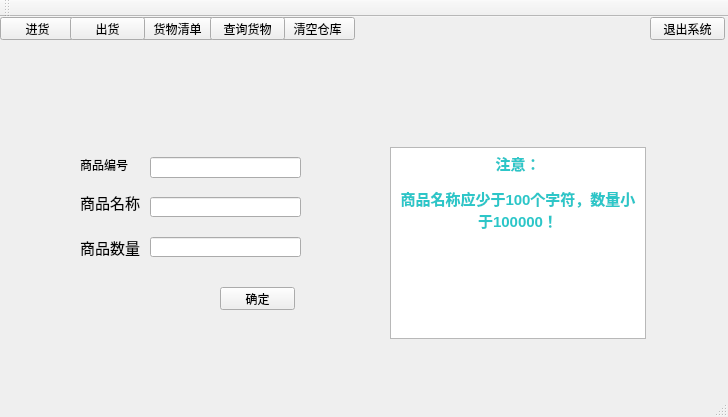
This is code/GUI-version/code/mainwindow.ui in chengwenwu/warehouse-manage-system as Qt 5 draws it before an edit. The edited form follows.
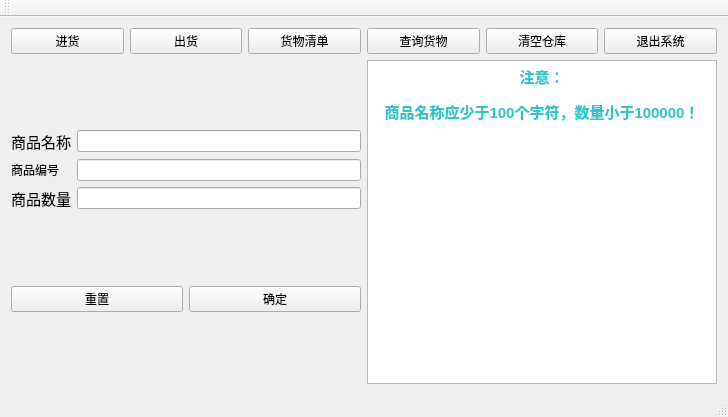
This is the edited form.

Commit message: 设置组件自适应大小

Patch:
```diff
--- a/code/GUI-version/code/mainwindow.ui
+++ b/code/GUI-version/code/mainwindow.ui
@@ -14,139 +14,63 @@
    <string>MainWindow</string>
   </property>
   <widget class="QWidget" name="centralWidget">
-   <widget class="QPushButton" name="showGoods">
-    <property name="geometry">
-     <rect>
-      <x>140</x>
-      <y>0</y>
-      <width>75</width>
-      <height>23</height>
-     </rect>
-    </property>
-    <property name="text">
-     <string>货物清单</string>
-    </property>
-   </widget>
-   <widget class="QLineEdit" name="godnm">
-    <property name="geometry">
-     <rect>
-      <x>150</x>
-      <y>180</y>
-      <width>151</width>
-      <height>20</height>
-     </rect>
-    </property>
-   </widget>
+   <layout class="QGridLayout" name="gridLayout">
+    <item row="0" column="0">
+     <layout class="QVBoxLayout" name="MainPage" stretch="1,10">
+      <item>
+       <layout class="QHBoxLayout" name="Menu">
+        <item>
    <widget class="QPushButton" name="addGoods">
-    <property name="geometry">
-     <rect>
-      <x>0</x>
-      <y>0</y>
-      <width>75</width>
-      <height>23</height>
-     </rect>
-    </property>
     <property name="text">
      <string>进货</string>
     </property>
    </widget>
-   <widget class="QPushButton" name="empty">
-    <property name="geometry">
-     <rect>
-      <x>280</x>
-      <y>0</y>
-      <width>75</width>
-      <height>23</height>
-     </rect>
-    </property>
-    <property name="text">
-     <string>清空仓库</string>
-    </property>
-   </widget>
-   <widget class="QPushButton" name="exit">
-    <property name="geometry">
-     <rect>
-      <x>650</x>
-      <y>0</y>
-      <width>75</width>
-      <height>23</height>
-     </rect>
-    </property>
-    <property name="text">
-     <string>退出系统</string>
-    </property>
-   </widget>
+        </item>
+        <item>
    <widget class="QPushButton" name="delGoods">
-    <property name="geometry">
-     <rect>
-      <x>70</x>
-      <y>0</y>
-      <width>75</width>
-      <height>23</height>
-     </rect>
-    </property>
     <property name="text">
      <string>出货</string>
     </property>
    </widget>
-   <widget class="QLineEdit" name="godnum">
-    <property name="geometry">
-     <rect>
-      <x>150</x>
-      <y>220</y>
-      <width>151</width>
-      <height>20</height>
-     </rect>
-    </property>
-   </widget>
-   <widget class="QPushButton" name="ok">
-    <property name="geometry">
-     <rect>
-      <x>220</x>
-      <y>270</y>
-      <width>75</width>
-      <height>23</height>
-     </rect>
-    </property>
+        </item>
+        <item>
+         <widget class="QPushButton" name="showGoods">
     <property name="text">
-     <string>确定</string>
-    </property>
-   </widget>
+           <string>货物清单</string>
+          </property>
+         </widget>
+        </item>
+        <item>
    <widget class="QPushButton" name="search">
-    <property name="geometry">
-     <rect>
-      <x>210</x>
-      <y>0</y>
-      <width>75</width>
-      <height>23</height>
-     </rect>
-    </property>
     <property name="text">
      <string>查询货物</string>
     </property>
    </widget>
-   <widget class="QLabel" name="label_3">
-    <property name="geometry">
-     <rect>
-      <x>80</x>
-      <y>140</y>
-      <width>61</width>
-      <height>16</height>
-     </rect>
-    </property>
+        </item>
+        <item>
+         <widget class="QPushButton" name="empty">
+          <property name="text">
+           <string>清空仓库</string>
+          </property>
+         </widget>
+        </item>
+        <item>
+         <widget class="QPushButton" name="exit">
     <property name="text">
-     <string>商品编号</string>
-    </property>
-   </widget>
+           <string>退出系统</string>
+          </property>
+         </widget>
+        </item>
+       </layout>
+      </item>
+      <item>
+       <layout class="QHBoxLayout" name="GoodsInfo">
+        <item>
+         <layout class="QVBoxLayout" name="GoodsInput" stretch="8,1">
+          <item>
+           <layout class="QGridLayout" name="GoodsItems" rowstretch="1,1,0" rowminimumheight="1,1,1">
+            <item row="0" column="0">
    <widget class="QLabel" name="label">
-    <property name="geometry">
-     <rect>
-      <x>80</x>
-      <y>170</y>
-      <width>61</width>
-      <height>31</height>
-     </rect>
-    </property>
     <property name="font">
      <font>
       <pointsize>11</pointsize>
@@ -156,52 +80,74 @@
      <string>商品名称</string>
     </property>
    </widget>
+            </item>
+            <item row="0" column="1">
+             <widget class="QLineEdit" name="godnm"/>
+            </item>
+            <item row="1" column="0">
+             <widget class="QLabel" name="label_3">
+              <property name="text">
+               <string>商品编号</string>
+              </property>
+             </widget>
+            </item>
+            <item row="1" column="1">
+             <widget class="QLineEdit" name="id"/>
+            </item>
+            <item row="2" column="0">
+             <widget class="QLabel" name="label_2">
+              <property name="font">
+               <font>
+                <pointsize>11</pointsize>
+               </font>
+              </property>
+              <property name="text">
+               <string>商品数量</string>
+              </property>
+             </widget>
+            </item>
+            <item row="2" column="1">
+             <widget class="QLineEdit" name="godnum"/>
+            </item>
+           </layout>
+          </item>
+          <item>
+           <layout class="QHBoxLayout" name="InputCtrl" stretch="1,1">
+            <item>
+             <widget class="QPushButton" name="pushButton">
+              <property name="text">
+               <string>重置</string>
+              </property>
+             </widget>
+            </item>
+            <item>
+             <widget class="QPushButton" name="ok">
+              <property name="text">
+               <string>确定</string>
+              </property>
+             </widget>
+            </item>
+           </layout>
+          </item>
+         </layout>
+        </item>
+        <item>
    <widget class="QTextBrowser" name="textBrowser">
-    <property name="geometry">
-     <rect>
-      <x>390</x>
-      <y>130</y>
-      <width>256</width>
-      <height>192</height>
-     </rect>
-    </property>
     <property name="html">
      <string>&lt;!DOCTYPE HTML PUBLIC &quot;-//W3C//DTD HTML 4.0//EN&quot; &quot;http://www.w3.org/TR/REC-html40/strict.dtd&quot;&gt;
 &lt;html&gt;&lt;head&gt;&lt;meta name=&quot;qrichtext&quot; content=&quot;1&quot; /&gt;&lt;style type=&quot;text/css&quot;&gt;
 p, li { white-space: pre-wrap; }
-&lt;/style&gt;&lt;/head&gt;&lt;body style=&quot; font-family:'SimSun'; font-size:9pt; font-weight:400; font-style:normal;&quot;&gt;
-&lt;p align=&quot;center&quot; style=&quot; margin-top:12px; margin-bottom:12px; margin-left:0px; margin-right:0px; -qt-block-indent:0; text-indent:0px;&quot;&gt;&lt;span style=&quot; font-size:11pt; font-weight:600; color:#2cc6c8;&quot;&gt;注意：&lt;/span&gt;&lt;/p&gt;
-&lt;p align=&quot;center&quot; style=&quot; margin-top:12px; margin-bottom:12px; margin-left:0px; margin-right:0px; -qt-block-indent:0; text-indent:0px;&quot;&gt;&lt;span style=&quot; font-size:11pt; font-weight:600; color:#2cc6c8;&quot;&gt;商品名称应少于100个字符，数量小于100000！&lt;/span&gt;&lt;/p&gt;&lt;/body&gt;&lt;/html&gt;</string>
-    </property>
-   </widget>
-   <widget class="QLabel" name="label_2">
-    <property name="geometry">
-     <rect>
-      <x>80</x>
-      <y>220</y>
-      <width>61</width>
-      <height>21</height>
-     </rect>
-    </property>
-    <property name="font">
-     <font>
-      <pointsize>11</pointsize>
-     </font>
-    </property>
-    <property name="text">
-     <string>商品数量</string>
-    </property>
-   </widget>
-   <widget class="QLineEdit" name="id">
-    <property name="geometry">
-     <rect>
-      <x>150</x>
-      <y>140</y>
-      <width>151</width>
-      <height>21</height>
-     </rect>
-    </property>
-   </widget>
+&lt;/style&gt;&lt;/head&gt;&lt;body style=&quot; font-family:'.AppleSystemUIFont'; font-size:13pt; font-weight:400; font-style:normal;&quot;&gt;
+&lt;p align=&quot;center&quot; style=&quot; margin-top:12px; margin-bottom:12px; margin-left:0px; margin-right:0px; -qt-block-indent:0; text-indent:0px;&quot;&gt;&lt;span style=&quot; font-family:'SimSun'; font-size:11pt; font-weight:600; color:#2cc6c8;&quot;&gt;注意：&lt;/span&gt;&lt;/p&gt;
+&lt;p align=&quot;center&quot; style=&quot; margin-top:12px; margin-bottom:12px; margin-left:0px; margin-right:0px; -qt-block-indent:0; text-indent:0px;&quot;&gt;&lt;span style=&quot; font-family:'SimSun'; font-size:11pt; font-weight:600; color:#2cc6c8;&quot;&gt;商品名称应少于100个字符，数量小于100000！&lt;/span&gt;&lt;/p&gt;&lt;/body&gt;&lt;/html&gt;</string>
+          </property>
+         </widget>
+        </item>
+       </layout>
+      </item>
+     </layout>
+    </item>
+   </layout>
   </widget>
   <widget class="QMenuBar" name="menuBar">
    <property name="geometry">
```
Left out of the diff: 2 changed lines with no effect on the pictures. Lines whose indentation alone changed are shown as unchanged. The commit also changes 2 other files.
